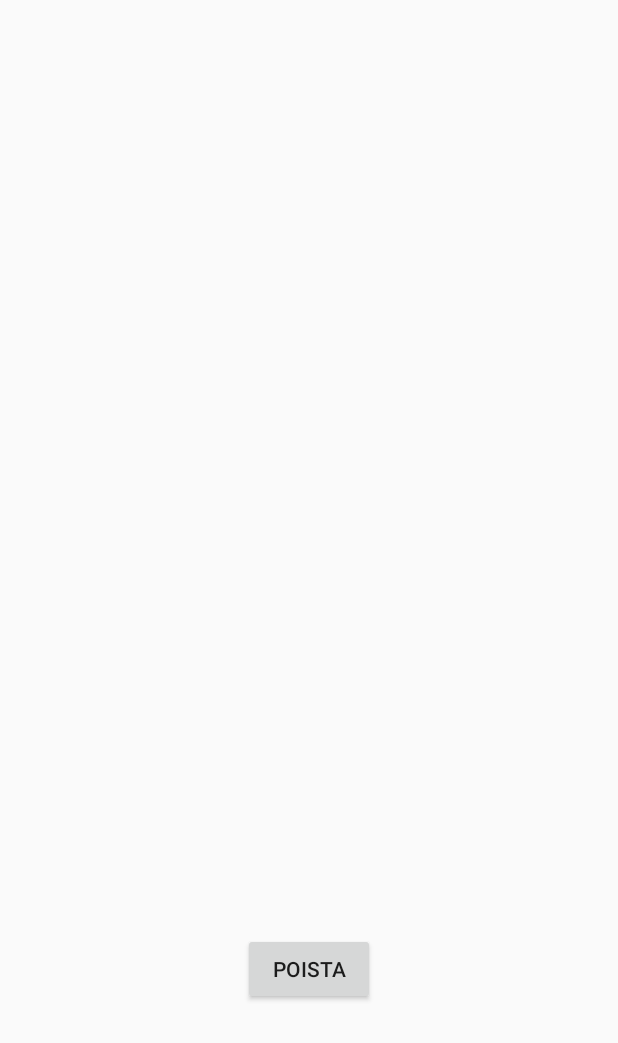
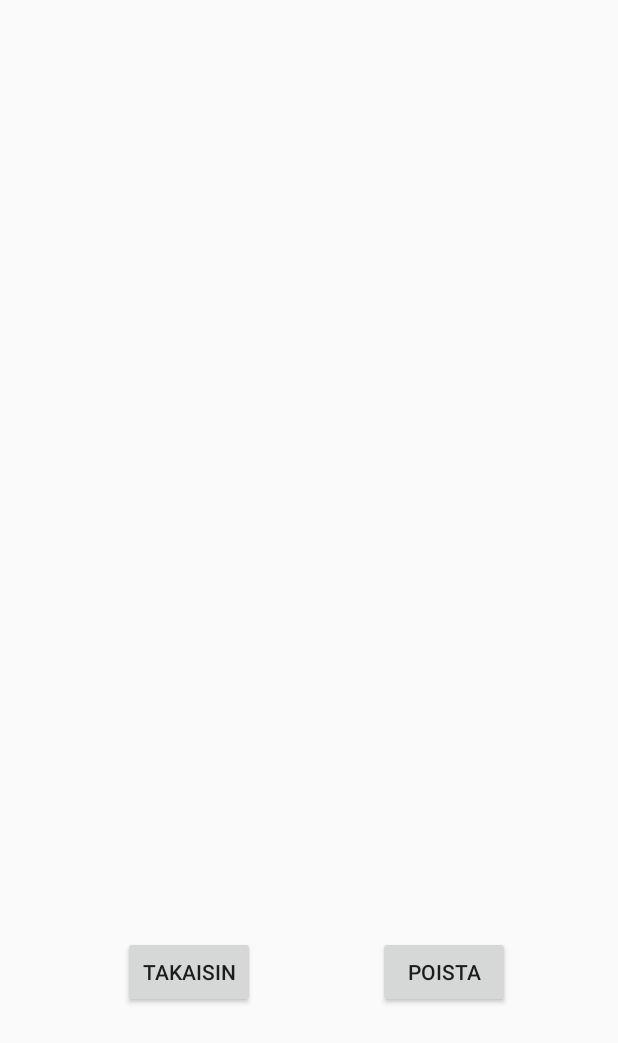
Before and after one commit to suokiiski/Laakepaivakirja, an Android app: the MedicineActivity screen opened directly, with no data from a screen before it, on a phone screen of 412 x 824 dp. Shown: the top 1043 px of the screen. Run offline under Robolectric (Android 15) with nearby library versions, the phone set to English and light mode, and no system bars; 5 statements that could not run were skipped.

Commit message:
nappi lisätty

```diff
--- a/app/src/main/java/com/example/laakepaivakirja/MedicineActivity.java
+++ b/app/src/main/java/com/example/laakepaivakirja/MedicineActivity.java
@@ -50,4 +50,9 @@ public class MedicineActivity extends AppCompatActivity {
             return;
         }
     }
+
+    public void goBack (View v) {
+        Intent intent = new Intent(this, MainActivity.class);
+        startActivity(intent);
+    }
 }
--- a/app/src/main/res/layout/activity_medicine.xml
+++ b/app/src/main/res/layout/activity_medicine.xml
@@ -51,10 +51,21 @@
         android:id="@+id/deleteButt"
         android:layout_width="wrap_content"
         android:layout_height="wrap_content"
-        android:layout_marginBottom="154dp"
+        android:layout_marginEnd="72dp"
+        android:layout_marginBottom="152dp"
         android:onClick="deleteItem"
         android:text="Poista"
         app:layout_constraintBottom_toBottomOf="parent"
-        app:layout_constraintEnd_toEndOf="parent"
+        app:layout_constraintEnd_toEndOf="parent" />
+
+    <Button
+        android:id="@+id/backButt"
+        android:layout_width="wrap_content"
+        android:layout_height="wrap_content"
+        android:layout_marginBottom="152dp"
+        android:onClick="goBack"
+        android:text="Takaisin"
+        app:layout_constraintBottom_toBottomOf="parent"
+        app:layout_constraintEnd_toStartOf="@+id/deleteButt"
         app:layout_constraintStart_toStartOf="parent" />
 </androidx.constraintlayout.widget.ConstraintLayout>
```
